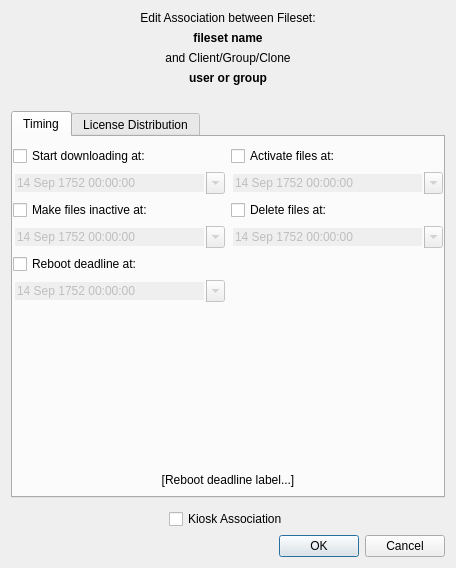
fw-dev/translations, file FWAdminLib/EditAssociationDlg.ui: the form before one commit.
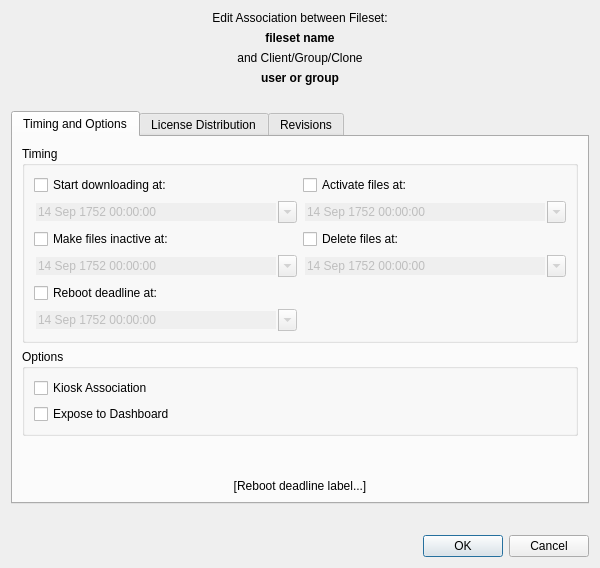
The form after the commit. Custom widgets are drawn as their Qt base class.

```diff
--- a/FWAdminLib/EditAssociationDlg.ui
+++ b/FWAdminLib/EditAssociationDlg.ui
@@ -6,7 +6,7 @@
    <rect>
     <x>0</x>
     <y>0</y>
-    <width>456</width>
+    <width>600</width>
     <height>568</height>
    </rect>
   </property>
@@ -92,17 +92,114 @@
      </property>
      <widget class="QWidget" name="timingTab">
       <attribute name="title">
-       <string>Timing</string>
+       <string>Timing and Options</string>
       </attribute>
       <layout class="QGridLayout" name="gridLayout_2">
        <property name="leftMargin">
-        <number>0</number>
+        <number>9</number>
        </property>
        <property name="rightMargin">
-        <number>0</number>
+        <number>9</number>
        </property>
+       <item row="3" column="0">
+        <widget class="QLabel" name="rebootDeadlineLabel">
+         <property name="sizePolicy">
+          <sizepolicy hsizetype="Minimum" vsizetype="Minimum">
+           <horstretch>0</horstretch>
+           <verstretch>0</verstretch>
+          </sizepolicy>
+         </property>
+         <property name="maximumSize">
+          <size>
+           <width>16777215</width>
+           <height>16777215</height>
+          </size>
+         </property>
+         <property name="text">
+          <string>[Reboot deadline label...]</string>
+         </property>
+         <property name="alignment">
+          <set>Qt::AlignCenter</set>
+         </property>
+         <property name="wordWrap">
+          <bool>true</bool>
+         </property>
+        </widget>
+       </item>
+       <item row="1" column="0">
+        <widget class="QGroupBox" name="optionsGroupBox">
+         <property name="title">
+          <string>Options</string>
+         </property>
+         <layout class="QVBoxLayout" name="verticalLayout_10">
+          <item>
+           <widget class="QCheckBox" name="KioskAssociationCB">
+            <property name="text">
+             <string>Kiosk Association</string>
+            </property>
+           </widget>
+          </item>
+          <item>
+           <widget class="QCheckBox" name="DashboardCheckbox">
+            <property name="text">
+             <string>Expose to Dashboard</string>
+            </property>
+           </widget>
+          </item>
+         </layout>
+        </widget>
+       </item>
        <item row="0" column="0">
-        <layout class="QGridLayout" name="timingTabInnerGridLayout">
+        <widget class="QGroupBox" name="timingGroupBox">
+         <property name="title">
+          <string>Timing</string>
+         </property>
+         <layout class="QVBoxLayout" name="verticalLayout_3">
+          <property name="leftMargin">
+           <number>9</number>
+          </property>
+          <property name="rightMargin">
+           <number>9</number>
+          </property>
+          <item>
+           <layout class="QGridLayout" name="timingAndOptionsTabInnerGridLayout">
+            <item row="1" column="0">
+             <layout class="QVBoxLayout" name="passiveLayout">
+              <item>
+               <widget class="QCheckBox" name="passiveCB">
+                <property name="text">
+                 <string>Make files inactive at:</string>
+                </property>
+               </widget>
+              </item>
+              <item>
+               <widget class="QDateTimeEdit" name="passiveDT">
+                <property name="enabled">
+                 <bool>false</bool>
+                </property>
+                <property name="frame">
+                 <bool>false</bool>
+                </property>
+                <property name="buttonSymbols">
+                 <enum>QAbstractSpinBox::NoButtons</enum>
+                </property>
+                <property name="keyboardTracking">
+                 <bool>false</bool>
+                </property>
+                <property name="date">
+                 <date>
+                  <year>1752</year>
+                  <month>9</month>
+                  <day>14</day>
+                 </date>
+                </property>
+                <property name="calendarPopup">
+                 <bool>true</bool>
+                </property>
+               </widget>
+              </item>
+             </layout>
+            </item>
          <item row="0" column="0">
           <layout class="QVBoxLayout" name="downloadLayout">
            <item>
@@ -156,17 +253,17 @@
            </item>
           </layout>
          </item>
-         <item row="0" column="1">
-          <layout class="QVBoxLayout" name="activateLayout">
+            <item row="2" column="0">
+             <layout class="QVBoxLayout" name="rebootDeadlineLayout">
            <item>
-            <widget class="QCheckBox" name="activateCB">
+               <widget class="QCheckBox" name="rebootDeadlineCB">
              <property name="text">
-              <string>Activate files at:</string>
+                 <string>Reboot deadline at:</string>
              </property>
             </widget>
            </item>
            <item>
-            <widget class="QDateTimeEdit" name="activateDT">
+               <widget class="QDateTimeEdit" name="rebootDeadlineDT">
              <property name="enabled">
               <bool>false</bool>
              </property>
@@ -190,43 +287,6 @@
            </item>
           </layout>
          </item>
-         <item row="1" column="0">
-          <layout class="QVBoxLayout" name="passiveLayout">
-           <item>
-            <widget class="QCheckBox" name="passiveCB">
-             <property name="text">
-              <string>Make files inactive at:</string>
-             </property>
-            </widget>
-           </item>
-           <item>
-            <widget class="QDateTimeEdit" name="passiveDT">
-             <property name="enabled">
-              <bool>false</bool>
-             </property>
-             <property name="frame">
-              <bool>false</bool>
-             </property>
-             <property name="buttonSymbols">
-              <enum>QAbstractSpinBox::NoButtons</enum>
-             </property>
-             <property name="keyboardTracking">
-              <bool>false</bool>
-             </property>
-             <property name="date">
-              <date>
-               <year>1752</year>
-               <month>9</month>
-               <day>14</day>
-              </date>
-             </property>
-             <property name="calendarPopup">
-              <bool>true</bool>
-             </property>
-            </widget>
-           </item>
-          </layout>
-         </item>
          <item row="1" column="1">
           <layout class="QVBoxLayout" name="deleteionLayout">
            <item>
@@ -261,17 +321,17 @@
            </item>
           </layout>
          </item>
-         <item row="2" column="0">
-          <layout class="QVBoxLayout" name="rebootDeadlineLayout">
+            <item row="0" column="1">
+             <layout class="QVBoxLayout" name="activateLayout">
            <item>
-            <widget class="QCheckBox" name="rebootDeadlineCB">
+               <widget class="QCheckBox" name="activateCB">
              <property name="text">
-              <string>Reboot deadline at:</string>
+                 <string>Activate files at:</string>
              </property>
             </widget>
            </item>
            <item>
-            <widget class="QDateTimeEdit" name="rebootDeadlineDT">
+               <widget class="QDateTimeEdit" name="activateDT">
              <property name="enabled">
               <bool>false</bool>
              </property>
@@ -295,7 +355,12 @@
            </item>
           </layout>
          </item>
-         <item row="3" column="1">
+           </layout>
+          </item>
+         </layout>
+        </widget>
+       </item>
+       <item row="2" column="0">
           <spacer name="verticalSpacer_2">
            <property name="orientation">
             <enum>Qt::Vertical</enum>
@@ -309,33 +374,6 @@
           </spacer>
          </item>
         </layout>
-       </item>
-       <item row="1" column="0">
-        <widget class="QLabel" name="rebootDeadlineLabel">
-         <property name="sizePolicy">
-          <sizepolicy hsizetype="Minimum" vsizetype="Minimum">
-           <horstretch>0</horstretch>
-           <verstretch>0</verstretch>
-          </sizepolicy>
-         </property>
-         <property name="maximumSize">
-          <size>
-           <width>16777215</width>
-           <height>16777215</height>
-          </size>
-         </property>
-         <property name="text">
-          <string>[Reboot deadline label...]</string>
-         </property>
-         <property name="alignment">
-          <set>Qt::AlignCenter</set>
-         </property>
-         <property name="wordWrap">
-          <bool>true</bool>
-         </property>
-        </widget>
-       </item>
-      </layout>
      </widget>
      <widget class="QWidget" name="licensingTab">
       <attribute name="title">
@@ -466,6 +504,35 @@
        </item>
       </layout>
      </widget>
+     <widget class="QWidget" name="revisionTab">
+      <attribute name="title">
+       <string>Revisions</string>
+      </attribute>
+      <layout class="QVBoxLayout" name="verticalLayout_3">
+       <property name="leftMargin">
+        <number>3</number>
+       </property>
+       <property name="topMargin">
+        <number>6</number>
+       </property>
+       <property name="rightMargin">
+        <number>3</number>
+       </property>
+       <property name="bottomMargin">
+        <number>6</number>
+       </property>
+       <item>
+        <widget class="AssociationRevisionsWidget" name="revisionsWidget" native="true">
+         <property name="sizePolicy">
+          <sizepolicy hsizetype="Expanding" vsizetype="Expanding">
+           <horstretch>0</horstretch>
+           <verstretch>0</verstretch>
+          </sizepolicy>
+         </property>
+        </widget>
+       </item>
+      </layout>
+     </widget>
     </widget>
    </item>
    <item>
@@ -496,19 +563,6 @@
        </property>
       </spacer>
      </item>
-     <item>
-      <widget class="QCheckBox" name="KioskAssociationCB">
-       <property name="sizePolicy">
-        <sizepolicy hsizetype="Fixed" vsizetype="Fixed">
-         <horstretch>0</horstretch>
-         <verstretch>0</verstretch>
-        </sizepolicy>
-       </property>
-       <property name="text">
-        <string>Kiosk Association</string>
-       </property>
-      </widget>
-     </item>
      <item>
       <spacer name="horizontalSpacer_2">
        <property name="orientation">
@@ -533,6 +587,14 @@
    </item>
   </layout>
  </widget>
+ <customwidgets>
+  <customwidget>
+   <class>AssociationRevisionsWidget</class>
+   <extends>QWidget</extends>
+   <header>FWAdminLib/AssociationRevisionsWidget.h</header>
+   <container>1</container>
+  </customwidget>
+ </customwidgets>
  <resources/>
  <connections>
   <connection>
```
Left out of the diff: 136 changed lines with no effect on the pictures. Lines whose indentation alone changed are shown as unchanged.
